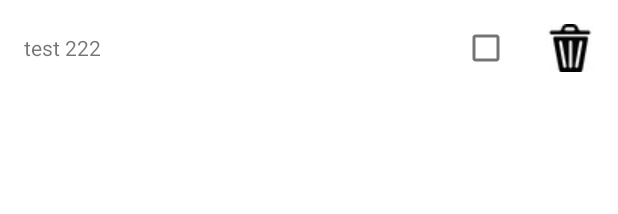
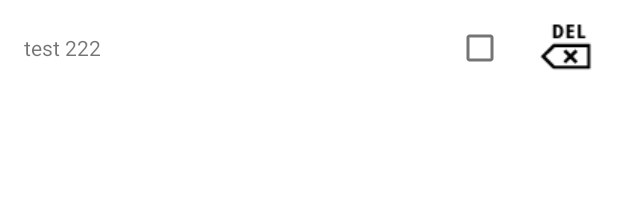
Before and after one commit to Skyrllex/Your_Reminder, an Android app: the layout item_task_list.xml on its own in the app's theme, with its tools: preview values and no code run, on a phone screen of 412 x 824 dp. Shown: the top 214 px of the screen. Run offline under Robolectric (Android 15) with nearby library versions, the phone set to English and light mode, and no system bars.

Commit message:
fix design

```diff
--- a/app/src/main/res/layout/activity_main.xml
+++ b/app/src/main/res/layout/activity_main.xml
@@ -7,6 +7,7 @@
     tools:context=".screens.main.MainActivity">
 
     <LinearLayout
+        android:id="@+id/linearLayout"
         android:layout_width="match_parent"
         android:layout_height="match_parent"
         android:orientation="vertical">
@@ -31,8 +32,7 @@
             android:layout_height="match_parent"
             android:layout_weight="2">
 
-            <include
-                layout="@layout/content_main" />
+            <include layout="@layout/content_main" />
 
             <com.google.android.material.floatingactionbutton.FloatingActionButton
                 android:id="@+id/fab"
@@ -43,7 +43,7 @@
                 android:layout_marginBottom="16dp"
                 android:contentDescription="@string/new_task"
                 app:backgroundTint="@color/white"
-                app:srcCompat="@drawable/add_task" />
+                app:srcCompat="@drawable/create_contact" />
         </FrameLayout>
 
         <LinearLayout
--- a/app/src/main/res/layout/activity_task_details.xml
+++ b/app/src/main/res/layout/activity_task_details.xml
@@ -14,8 +14,7 @@
             android:id="@+id/toolbar"
             android:layout_width="match_parent"
             android:layout_height="?attr/actionBarSize"
-            android:background="?attr/colorPrimary"
-            app:popupTheme="@style/Theme.YourReminder.PopupOverlay" />
+            app:popupTheme="@style/Theme.YourReminder.AppBarOverlay" />
 
         <EditText
             android:id="@+id/editTask"
--- a/app/src/main/res/layout/item_task_list.xml
+++ b/app/src/main/res/layout/item_task_list.xml
@@ -2,27 +2,27 @@
 <LinearLayout xmlns:android="http://schemas.android.com/apk/res/android"
     xmlns:app="http://schemas.android.com/apk/res-auto"
     xmlns:tools="http://schemas.android.com/tools"
-    android:orientation="horizontal"
     android:layout_width="match_parent"
     android:layout_height="wrap_content"
+    android:gravity="center"
+    android:orientation="horizontal"
     android:paddingLeft="16sp"
-    android:paddingRight="16sp"
-    android:gravity="center">
+    android:paddingRight="16sp">
 
     <TextView
         android:id="@+id/taskItem"
         android:layout_width="0sp"
         android:layout_height="wrap_content"
         android:layout_weight="1"
+        android:gravity="center_vertical"
         android:minHeight="64sp"
-        android:gravity="center_vertical"
-        tools:text="test 222"/>
+        tools:text="test 222" />
 
     <CheckBox
         android:id="@+id/doneItem"
         android:layout_width="wrap_content"
         android:layout_height="wrap_content"
-        android:layout_marginStart="8dp"/>
+        android:layout_marginStart="8dp" />
 
     <ImageView
         android:id="@+id/deleteItem"
@@ -31,6 +31,6 @@
         android:layout_gravity="center"
         android:layout_marginStart="16sp"
         android:contentDescription="@string/delete_item"
-        android:src="@drawable/delete" />
+        android:src="@drawable/sym_keyboard_feedback_delete" />
 
 </LinearLayout>
--- a/app/src/main/res/values-night/themes.xml
+++ b/app/src/main/res/values-night/themes.xml
@@ -12,5 +12,6 @@
         <!-- Status bar color. -->
         <item name="android:statusBarColor" >@color/black</item>
         <!-- Customize your theme here. -->
+        <!-- toolbar color. -->
     </style>
 </resources>
--- a/app/src/main/res/values/themes.xml
+++ b/app/src/main/res/values/themes.xml
@@ -3,7 +3,7 @@
     <style name="Theme.YourReminder" parent="Theme.MaterialComponents.DayNight.DarkActionBar">
         <!-- Primary brand color. -->
         <item name="colorPrimary">@color/black</item>
-        <item name="colorPrimaryVariant">@color/black</item>
+        <item name="colorPrimaryVariant">@color/white</item>
         <item name="colorOnPrimary">@color/white</item>
         <!-- Secondary brand color. -->
         <item name="colorSecondary">@color/gray</item>
```
Also changed, not shown: app/src/main/res/drawable/add_task.png (deleted), app/src/main/res/drawable/btn_close_normal.png (added), app/src/main/res/drawable/create_contact.png (added), app/src/main/res/drawable/delete.jpg (deleted), app/src/main/res/drawable/delitem.jpg (deleted), app/src/main/res/drawable/newtask.png (deleted), app/src/main/res/drawable/newtaskpng.png (deleted), app/src/main/res/drawable/sym_keyboard_feedback_delete.png (added).
